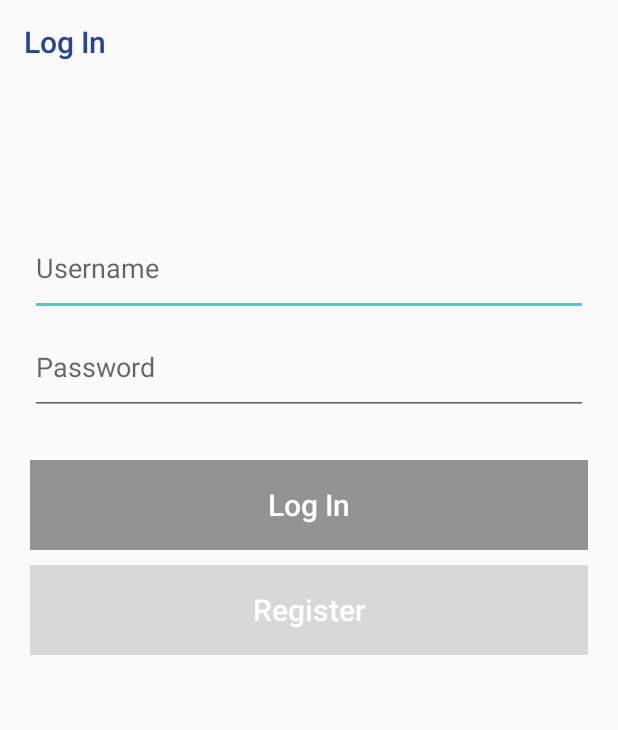
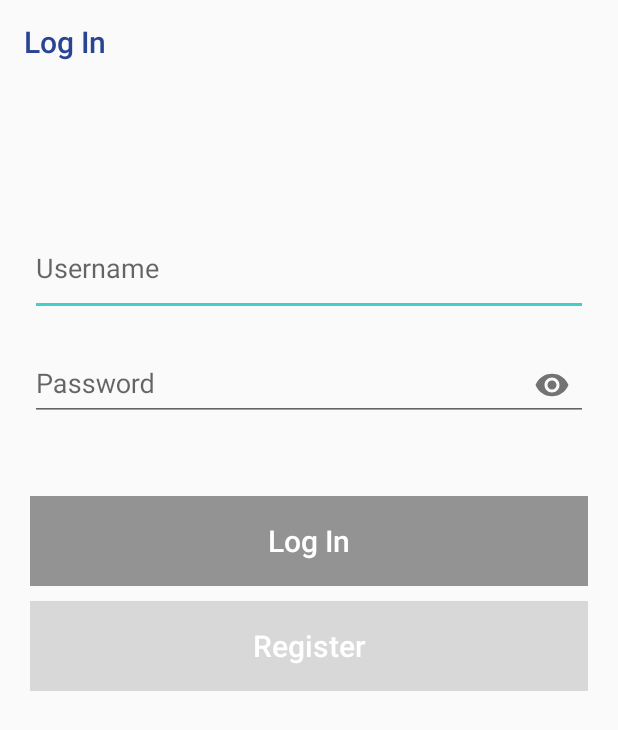
Before and after one commit to Salgac/MTAA-Frontend, an Android app: the screen it shows after launch (LoginActivity), on a phone screen of 412 x 824 dp. Shown: the top 730 px of the screen. Run offline under Robolectric (Android 15) with nearby library versions, the phone set to English and light mode, and no system bars; our stand-ins replace Volley.

Commit message:
- added visibility toggle button for password field

```diff
--- a/app/build.gradle
+++ b/app/build.gradle
@@ -50,4 +50,5 @@ dependencies {
 
     implementation 'com.android.volley:volley:1.2.0'
     implementation 'androidx.core:core-ktx:1.3.2'
+    implementation 'com.google.android.material:material:1.3.0'
 }
--- a/app/src/main/res/layout/activity_login.xml
+++ b/app/src/main/res/layout/activity_login.xml
@@ -24,24 +24,31 @@
         android:paddingBottom="20dp"
         android:autofillHints="" />
 
-    <EditText
-        android:id="@+id/passwordField"
+    <com.google.android.material.textfield.TextInputLayout
+        android:id="@+id/passwordLayout"
         android:layout_width="match_parent"
         android:layout_height="wrap_content"
         android:layout_below="@+id/usernameField"
         android:layout_marginLeft="20dp"
         android:layout_marginRight="20dp"
         android:layout_marginTop="11dp"
-        android:hint="@string/password"
-        android:inputType="textPassword"
         android:paddingBottom="20dp"
-        android:autofillHints="" />
+        app:passwordToggleEnabled="true">
+
+        <com.google.android.material.textfield.TextInputEditText
+            android:id="@+id/passwordField"
+            android:layout_width="match_parent"
+            android:layout_height="wrap_content"
+            android:hint="@string/password"
+            android:inputType="textPassword"
+            android:autofillHints="" />
+    </com.google.android.material.textfield.TextInputLayout>
 
     <Button
         android:id="@+id/login_button"
         android:layout_width="match_parent"
         android:layout_height="60dp"
-        android:layout_below="@+id/passwordField"
+        android:layout_below="@+id/passwordLayout"
         android:layout_marginLeft="20dp"
         android:layout_marginRight="20dp"
         android:layout_marginTop="30dp"
```
